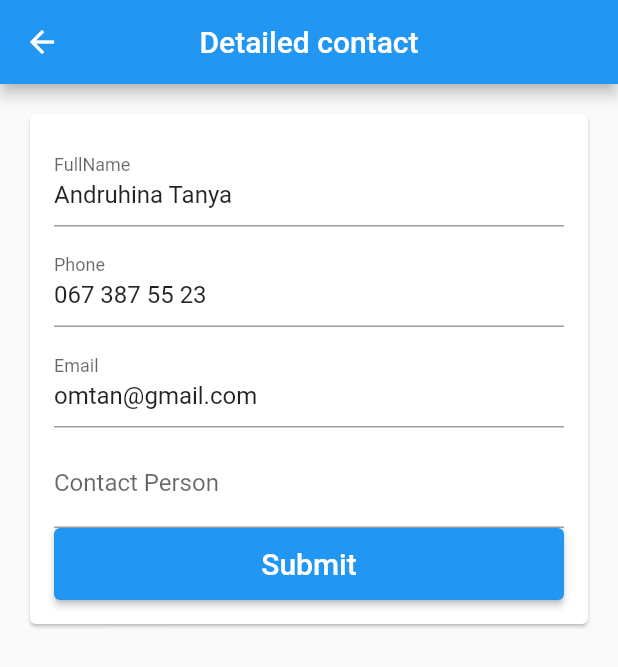
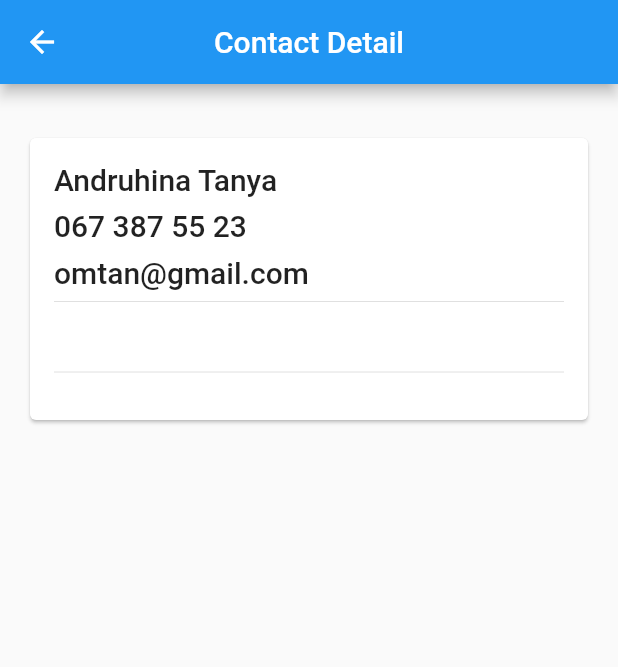
Before and after one commit to omelchenkoaleks/contacts, a Flutter app: the screen it shows after launch, after a tap on "Andruhina Tanya", on a phone screen of 412 x 824 dp. Shown: the top 667 px of the screen. Run offline on Flutter 3.47's test engine with Material 2 defaults, Android fonts, the phone set to English and light mode, and no system bars; our stand-ins replace flutter_layout_grid, flutter_riverpod, go_router.

Commit message:
The Contact screen is divided into two pages: DetailContactWidget and CreateEditContactWidget

```diff
--- /dev/null
+++ b/lib/src/common_widgets/async_value_widget.dart
@@ -0,0 +1,22 @@
+import 'package:flutter/material.dart';
+
+import 'package:flutter_riverpod/flutter_riverpod.dart';
+
+import 'package:contacts/src/common_widgets/error_message_widget.dart';
+
+class AsyncValueWidget<T> extends StatelessWidget {
+  final AsyncValue<T> value;
+  final Widget Function(T) data;
+
+  const AsyncValueWidget({Key? key, required this.value, required this.data})
+      : super(key: key);
+
+  @override
+  Widget build(BuildContext context) {
+    return value.when(
+      data: data,
+      error: (e, st) => Center(child: ErrorMessageWidget(e.toString())),
+      loading: () => const Center(child: CircularProgressIndicator()),
+    );
+  }
+}
--- /dev/null
+++ b/lib/src/common_widgets/error_message_widget.dart
@@ -0,0 +1,13 @@
+import 'package:flutter/material.dart';
+
+class ErrorMessageWidget extends StatelessWidget {
+  const ErrorMessageWidget(this.errorMessage, {Key? key}) : super(key: key);
+  final String errorMessage;
+  @override
+  Widget build(BuildContext context) {
+    return Text(
+      errorMessage,
+      style: Theme.of(context).textTheme.headline6!.copyWith(color: Colors.red),
+    );
+  }
+}
--- a/lib/src/features/contacts/data/fake_contacts_repository.dart
+++ b/lib/src/features/contacts/data/fake_contacts_repository.dart
@@ -34,3 +34,21 @@ class FakeContactsRepository {
 final contactsRepositoryProvider = Provider<FakeContactsRepository>((ref) {
   return FakeContactsRepository.instance;
 });
+
+final contactsListStreamProvider =
+    StreamProvider.autoDispose<List<Contact>>((ref) {
+  final contactsRepository = ref.watch(contactsRepositoryProvider);
+  return contactsRepository.watchContactsList();
+});
+
+final contactsListFutureProvider =
+    FutureProvider.autoDispose<List<Contact>>((ref) {
+  final contactsRepository = ref.watch(contactsRepositoryProvider);
+  return contactsRepository.fetchContactsList();
+});
+
+final contactProvider =
+    StreamProvider.autoDispose.family<Contact, String>((ref, id) {
+  final contactsRepository = ref.watch(contactsRepositoryProvider);
+  return contactsRepository.watchContact(id);
+});
--- a/lib/src/features/contacts/presentation/contact/contact_screen.dart
+++ b/lib/src/features/contacts/presentation/contact/contact_create_edit_screen.dart
@@ -1,7 +1,6 @@
-import 'package:contacts/src/features/contacts/data/fake_contacts_repository.dart';
 import 'package:flutter/material.dart';
 
-import 'package:contacts/src/constants/test_contacts.dart';
+import 'package:contacts/src/features/contacts/data/fake_contacts_repository.dart';
 import 'package:contacts/src/common_widgets/primary_button.dart';
 import 'package:contacts/src/common_widgets/responsive_scrollable_card.dart';
 import 'package:contacts/src/constants/app_sizes.dart';
--- /dev/null
+++ b/lib/src/features/contacts/presentation/contact/contact_detail_screen.dart
@@ -0,0 +1,82 @@
+import 'package:flutter/material.dart';
+
+import 'package:flutter_riverpod/flutter_riverpod.dart';
+
+import 'package:contacts/src/common_widgets/responsive_two_column_layout.dart';
+import 'package:contacts/src/common_widgets/async_value_widget.dart';
+import 'package:contacts/src/common_widgets/empty_placeholder_widget.dart';
+import 'package:contacts/src/common_widgets/responsive_center.dart';
+import 'package:contacts/src/constants/app_sizes.dart';
+import 'package:contacts/src/features/contacts/data/fake_contacts_repository.dart';
+import 'package:contacts/src/features/contacts/domain/contact.dart';
+import 'package:contacts/src/localiation/string_hardcoded.dart';
+
+class ContactDetailScreen extends StatelessWidget {
+  const ContactDetailScreen({super.key, required this.contactId});
+  final String contactId;
+
+  @override
+  Widget build(BuildContext context) {
+    return Scaffold(
+      appBar: AppBar(
+        title: Text('Contact Detail'.hardcoded),
+        centerTitle: true,
+      ),
+      body: Consumer(
+        builder: (context, ref, _) {
+          final contactValue = ref.watch(contactProvider(contactId));
+          return AsyncValueWidget(
+            value: contactValue,
+            data: (contact) => contact == null
+                ? EmptyPlaceholderWidget(
+                    message: 'Contact not found'.hardcoded,
+                  )
+                : CustomScrollView(
+                    slivers: [
+                      ResponsiveSliverCenter(
+                        padding: const EdgeInsets.all(Sizes.p16),
+                        child: ContactDetail(contact: contact),
+                      )
+                    ],
+                  ),
+          );
+        },
+      ),
+    );
+  }
+}
+
+class ContactDetail extends StatelessWidget {
+  const ContactDetail({super.key, required this.contact});
+  final Contact contact;
+
+  @override
+  Widget build(BuildContext context) {
+    return ResponsiveTwoColumnLayout(
+      spacing: Sizes.p16,
+      endContent: Card(
+        child: Padding(
+          padding: const EdgeInsets.all(Sizes.p16),
+          child: Column(
+            crossAxisAlignment: CrossAxisAlignment.stretch,
+            children: [
+              Text(contact.fullName,
+                  style: Theme.of(context).textTheme.headline6),
+              gapH8,
+              Text(contact.phone, style: Theme.of(context).textTheme.headline6),
+              // Only show average if there is at least one rating
+              gapH8,
+              Text(contact.email, style: Theme.of(context).textTheme.headline6),
+              const Divider(),
+              gapH8,
+              Text(contact.contactPerson,
+                  style: Theme.of(context).textTheme.headline6),
+              const Divider(),
+              gapH8,
+            ],
+          ),
+        ),
+      ),
+    );
+  }
+}
--- a/lib/src/features/contacts/presentation/contacts_list/contacts_grid.dart
+++ b/lib/src/features/contacts/presentation/contacts_list/contacts_grid.dart
@@ -2,21 +2,23 @@ import 'dart:math';
 
 import 'package:flutter/material.dart';
 
-import 'package:contacts/src/routing/app_router.dart';
 import 'package:flutter_layout_grid/flutter_layout_grid.dart';
+import 'package:flutter_riverpod/flutter_riverpod.dart';
 import 'package:go_router/go_router.dart';
 
+import 'package:contacts/src/routing/app_router.dart';
 import 'package:contacts/src/features/contacts/data/fake_contacts_repository.dart';
 import 'package:contacts/src/features/contacts/presentation/contacts_list/contacts_card.dart';
 import 'package:contacts/src/constants/app_sizes.dart';
 import 'package:contacts/src/localiation/string_hardcoded.dart';
 
-class ContactsGrid extends StatelessWidget {
+class ContactsGrid extends ConsumerWidget {
   const ContactsGrid({super.key});
 
   @override
-  Widget build(BuildContext context) {
-    final contacts = FakeContactsRepository.instance.getContactsList();
+  Widget build(BuildContext context, WidgetRef ref) {
+    final contactsRepository = ref.watch(contactsRepositoryProvider);
+    final contacts = contactsRepository.getContactsList();
 
     return contacts.isEmpty
         ? Center(
@@ -35,12 +37,6 @@ class ContactsGrid extends StatelessWidget {
                   AppRoute.contact.name,
                   params: {'id': contact.id},
                 ),
-                // onPressed: () => GoRouter.of(context).go('/contact'),
-                // onPressed: () => Navigator.of(context).push(
-                //   MaterialPageRoute(
-                //     builder: (_) => ContactScreen(contactId: contact.id),
-                //   ),
-                // ),
               );
             },
           );
--- a/lib/src/routing/app_router.dart
+++ b/lib/src/routing/app_router.dart
@@ -1,7 +1,6 @@
-import 'package:flutter/material.dart';
 import 'package:go_router/go_router.dart';
 
-import 'package:contacts/src/features/contacts/presentation/contact/contact_screen.dart';
+import 'package:contacts/src/features/contacts/presentation/contact/contact_detail_screen.dart';
 import 'package:contacts/src/features/contacts/presentation/contacts_list/contacts_list_screen.dart';
 
 enum AppRoute {
@@ -24,7 +23,7 @@ final goRouter = GoRouter(
           // builder: (context, state) => const ContactScreen(contactId: '1'),
           builder: (context, state) {
             final productId = state.params['id']!;
-            return ContactScreen(contactId: productId);
+            return ContactDetailScreen(contactId: productId);
           },
         ),
       ],
```
